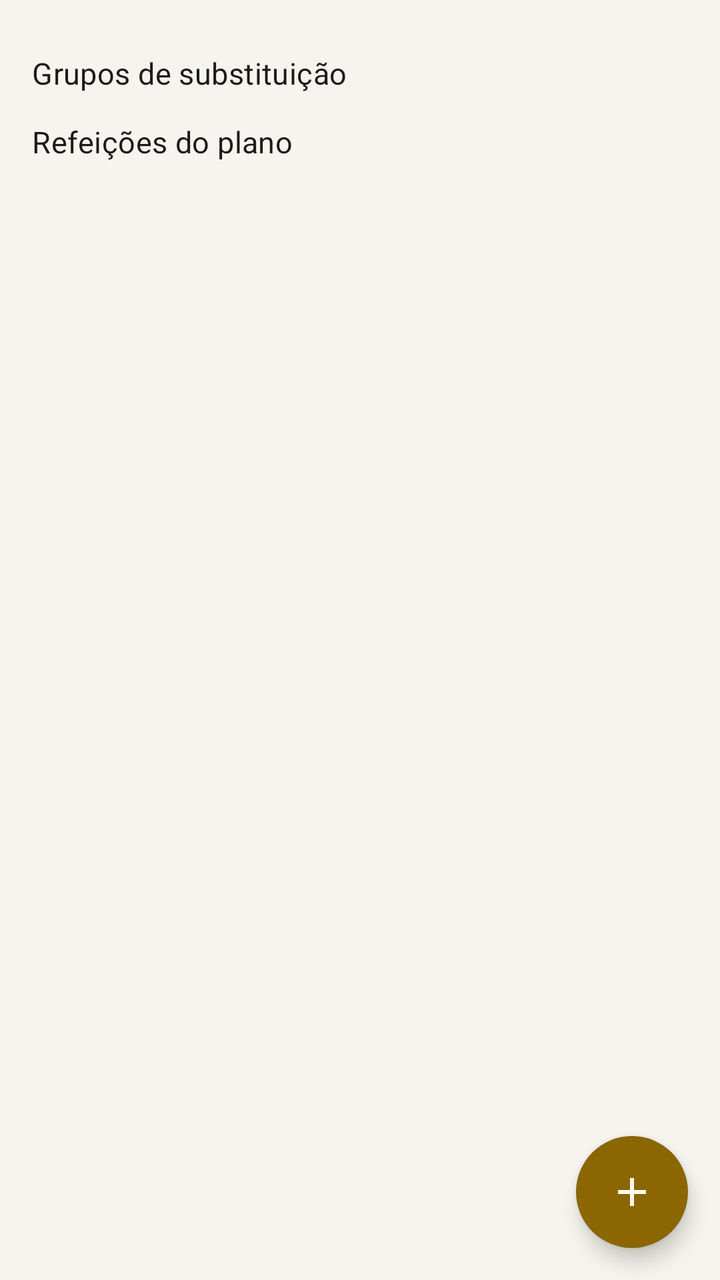
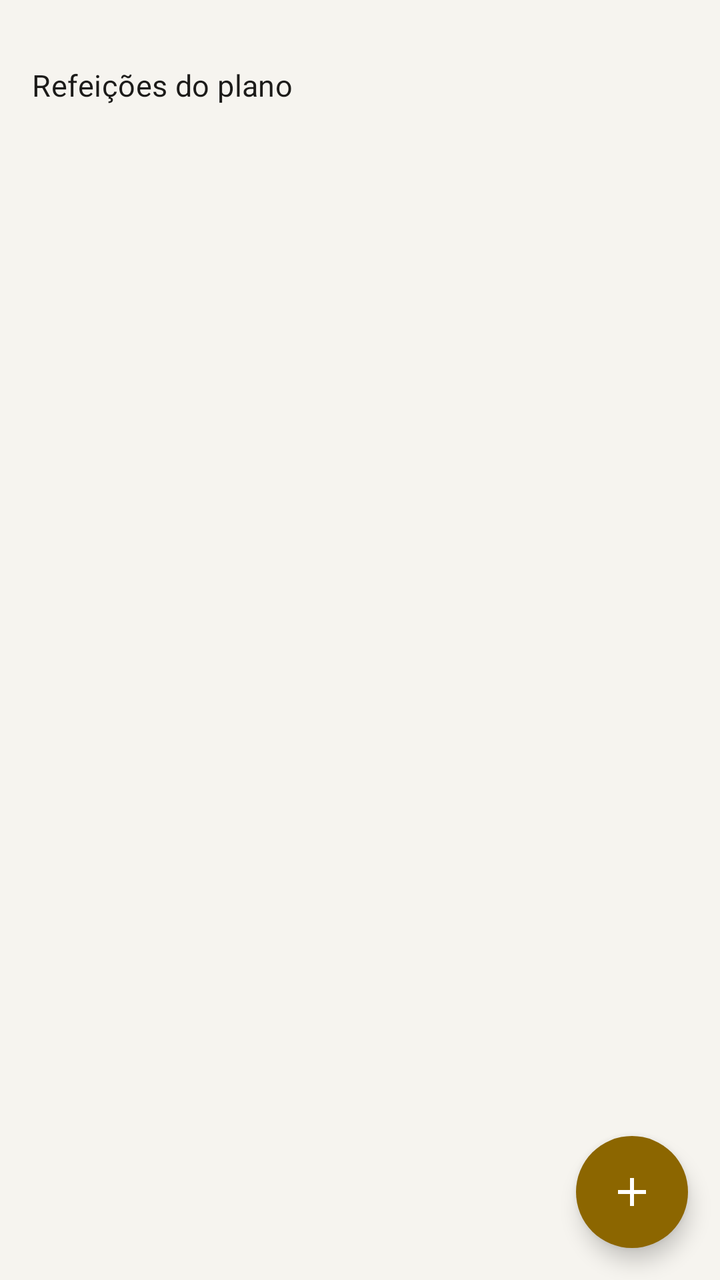

Before-and-after screenshots of an Android layout around one commit, followed by the original layout XML and the change that was made.
<!-- AndroidManifest.xml: application theme Theme.Alfred -->
<!-- res/layout/fragment_diet.xml -->
<?xml version="1.0" encoding="utf-8"?>
<FrameLayout xmlns:android="http://schemas.android.com/apk/res/android"
    xmlns:app="http://schemas.android.com/apk/res-auto"
    android:layout_width="match_parent"
    android:layout_height="match_parent">

    <androidx.core.widget.NestedScrollView
        android:layout_width="match_parent"
        android:layout_height="match_parent">

        <LinearLayout
            android:layout_width="match_parent"
            android:layout_height="wrap_content"
            android:orientation="vertical"
            android:paddingBottom="@dimen/list_bottom_space">

            <TextView
                android:id="@+id/plan_source"
                android:layout_width="match_parent"
                android:layout_height="wrap_content"
                android:paddingHorizontal="@dimen/screen_padding"
                android:paddingTop="2dp"
                android:textAppearance="@style/TextAppearance.Alfred.Caption" />

            
            <com.google.android.material.progressindicator.LinearProgressIndicator
                android:id="@+id/import_progress"
                android:layout_width="match_parent"
                android:layout_height="wrap_content"
                android:layout_marginHorizontal="@dimen/screen_padding"
                android:layout_marginTop="6dp"
                android:indeterminate="true"
                android:visibility="gone" />

            
            <com.google.android.material.card.MaterialCardView
                android:id="@+id/import_card"
                style="?attr/materialCardViewFilledStyle"
                android:layout_width="match_parent"
                android:layout_height="wrap_content"
                android:layout_marginHorizontal="@dimen/screen_padding"
                android:layout_marginTop="8dp"
                android:layout_marginBottom="4dp"
                android:visibility="gone"
                app:cardBackgroundColor="@android:color/transparent">

                <LinearLayout
                    android:layout_width="match_parent"
                    android:layout_height="wrap_content"
                    android:background="@drawable/bg_card_glow"
                    android:orientation="vertical"
                    android:padding="16dp">

                    <LinearLayout
                        android:layout_width="match_parent"
                        android:layout_height="wrap_content"
                        android:gravity="center_vertical"
                        android:orientation="horizontal">

                        <FrameLayout
                            android:layout_width="44dp"
                            android:layout_height="44dp"
                            android:background="@drawable/bg_icon_tile">

                            <ImageView
                                android:layout_width="22dp"
                                android:layout_height="22dp"
                                android:layout_gravity="center"
                                android:importantForAccessibility="no"
                                android:src="@drawable/ic_upload"
                                app:tint="@color/highlight" />
                        </FrameLayout>

                        <TextView
                            android:layout_width="0dp"
                            android:layout_height="wrap_content"
                            android:layout_marginStart="12dp"
                            android:layout_weight="1"
                            android:text="@string/diet_import_title"
                            android:textAppearance="@style/TextAppearance.Alfred.Title" />
                    </LinearLayout>

                    <TextView
                        android:id="@+id/import_text"
                        android:layout_width="match_parent"
                        android:layout_height="wrap_content"
                        android:layout_marginTop="10dp"
                        android:textAppearance="@style/TextAppearance.Alfred.Caption"
                        android:textSize="13sp" />

                    <com.google.android.material.button.MaterialButton
                        android:id="@+id/import_button"
                        android:layout_width="match_parent"
                        android:layout_height="wrap_content"
                        android:layout_marginTop="12dp"
                        android:text="@string/diet_import_button"
                        app:icon="@drawable/ic_upload" />

                    <com.google.android.material.button.MaterialButton
                        android:id="@+id/template_button"
                        style="?attr/materialButtonOutlinedStyle"
                        android:layout_width="match_parent"
                        android:layout_height="wrap_content"
                        android:text="@string/diet_template_button"
                        app:icon="@drawable/ic_download" />
                </LinearLayout>
            </com.google.android.material.card.MaterialCardView>

            
            <HorizontalScrollView
                android:layout_width="match_parent"
                android:layout_height="wrap_content"
                android:scrollbars="none">

                <com.google.android.material.chip.ChipGroup
                    android:id="@+id/chips_actions"
                    android:layout_width="wrap_content"
                    android:layout_height="wrap_content"
                    android:paddingHorizontal="@dimen/screen_padding"
                    app:singleLine="true" />
            </HorizontalScrollView>

            <TextView
                android:id="@+id/groups_title"
                android:layout_width="match_parent"
                android:layout_height="wrap_content"
                android:paddingHorizontal="@dimen/screen_padding"
                android:paddingTop="8dp"
                android:text="@string/diet_groups_title"
                android:textAppearance="@style/TextAppearance.Alfred.Section" />

            
            <HorizontalScrollView
                android:layout_width="match_parent"
                android:layout_height="wrap_content"
                android:scrollbars="none">

                <com.google.android.material.chip.ChipGroup
                    android:id="@+id/chips_groups"
                    android:layout_width="wrap_content"
                    android:layout_height="wrap_content"
                    android:paddingHorizontal="@dimen/screen_padding"
                    app:singleLine="true" />
            </HorizontalScrollView>

            
            <include
                android:id="@+id/plan_error"
                layout="@layout/view_empty_state" />

            <TextView
                android:id="@+id/meals_title"
                android:layout_width="match_parent"
                android:layout_height="wrap_content"
                android:paddingHorizontal="@dimen/screen_padding"
                android:paddingTop="14dp"
                android:text="@string/diet_meals_title"
                android:textAppearance="@style/TextAppearance.Alfred.Section" />

            <androidx.recyclerview.widget.RecyclerView
                android:id="@+id/list"
                android:layout_width="match_parent"
                android:layout_height="wrap_content"
                android:layout_marginTop="4dp"
                android:nestedScrollingEnabled="false"
                android:paddingHorizontal="@dimen/screen_padding"
                app:layoutManager="androidx.recyclerview.widget.LinearLayoutManager" />

            
            <include
                android:id="@+id/meals_empty"
                layout="@layout/view_empty_state" />
        </LinearLayout>
    </androidx.core.widget.NestedScrollView>

    <com.google.android.material.floatingactionbutton.FloatingActionButton
        android:id="@+id/fab"
        android:layout_width="wrap_content"
        android:layout_height="wrap_content"
        android:layout_gravity="bottom|end"
        android:layout_margin="16dp"
        android:contentDescription="@string/meal_new"
        app:srcCompat="@drawable/ic_add" />
</FrameLayout>
<!-- res/layout/view_empty_state.xml (included above) -->
<?xml version="1.0" encoding="utf-8"?>
<LinearLayout xmlns:android="http://schemas.android.com/apk/res/android"
    xmlns:app="http://schemas.android.com/apk/res-auto"
    android:id="@+id/empty_state"
    android:layout_width="match_parent"
    android:layout_height="wrap_content"
    android:gravity="center_horizontal"
    android:orientation="vertical"
    android:paddingHorizontal="32dp"
    android:paddingVertical="28dp"
    android:visibility="gone">

    <FrameLayout
        android:id="@+id/empty_icon_frame"
        android:layout_width="64dp"
        android:layout_height="64dp"
        android:background="@drawable/bg_icon_circle">

        <ImageView
            android:id="@+id/empty_icon"
            android:layout_width="28dp"
            android:layout_height="28dp"
            android:layout_gravity="center"
            android:importantForAccessibility="no"
            app:tint="@color/highlight" />
    </FrameLayout>

    <TextView
        android:id="@+id/empty_title"
        android:layout_width="wrap_content"
        android:layout_height="wrap_content"
        android:layout_marginTop="14dp"
        android:gravity="center"
        android:textAppearance="@style/TextAppearance.Alfred.Title" />

    <TextView
        android:id="@+id/empty_message"
        android:layout_width="wrap_content"
        android:layout_height="wrap_content"
        android:layout_marginTop="4dp"
        android:gravity="center"
        android:textAppearance="@style/TextAppearance.Alfred.Caption" />

    <com.google.android.material.button.MaterialButton
        android:id="@+id/empty_action"
        android:layout_width="wrap_content"
        android:layout_height="wrap_content"
        android:layout_marginTop="14dp"
        android:visibility="gone"
        app:icon="@drawable/ic_add" />
</LinearLayout>
<!-- resources referenced by this layout -->
<resources>
  <color name="highlight">#FF8C6600</color>
  <dimen name="list_bottom_space">96dp</dimen>
  <dimen name="screen_padding">16dp</dimen>
  <!-- drawable bg_icon_circle (drawable) -->
  <?xml version="1.0" encoding="utf-8"?>
  <shape xmlns:android="http://schemas.android.com/apk/res/android" android:shape="oval">
      <solid android:color="@color/gold_container" />
      <stroke android:width="1.5dp" android:color="@color/highlight" />
  </shape>
  <!-- drawable bg_icon_tile (drawable) -->
  <?xml version="1.0" encoding="utf-8"?>
  <shape xmlns:android="http://schemas.android.com/apk/res/android" android:shape="rectangle">
      <corners android:radius="@dimen/radius_control" />
      <solid android:color="@color/gold_container" />
  </shape>
  <string name="diet_groups_title">Grupos de substituição</string>
  <string name="diet_import_button">Importar planilha (.xlsx)</string>
  <string name="diet_import_title">Importe o seu plano alimentar</string>
  <string name="diet_meals_title">Refeições do plano</string>
  <string name="diet_template_button">Baixar template Excel</string>
  <string name="meal_new">Nova refeição</string>
  <style name="TextAppearance.Alfred.Caption" parent="TextAppearance.Material3.BodySmall">
          <item name="android:textColor">@color/text_secondary</item>
          <item name="android:textSize">12sp</item>
      </style>
  <style name="TextAppearance.Alfred.Section" parent="TextAppearance.Material3.TitleMedium">
          <item name="android:fontFamily">sans-serif-medium</item>
          <item name="android:textColor">@color/text_primary</item>
          <item name="android:textSize">15sp</item>
      </style>
  <style name="TextAppearance.Alfred.Title" parent="TextAppearance.Material3.TitleMedium">
          <item name="android:fontFamily">sans-serif-medium</item>
          <item name="android:textColor">@color/text_primary</item>
          <item name="android:textSize">16sp</item>
      </style>
  <dimen name="radius_card">18dp</dimen>
  <color name="graphite_light">#FFFFFFFF</color>
  <color name="glow_card">#128C6600</color>
  <color name="glow_end">#008C6600</color>
  <color name="gold_container">#FFF8EFD4</color>
  <dimen name="radius_control">12dp</dimen>
  <color name="text_secondary">#FF5F5D58</color>
  <color name="text_primary">#FF1C1B19</color>
  <color name="on_highlight">#FFFFFFFF</color>
  <color name="info">#FF1F6FB8</color>
  <color name="on_accent">#FFFFFFFF</color>
  <color name="study">@color/highlight</color>
  <color name="error">#FFC62F35</color>
  <color name="black">#FFF6F4EF</color>
  <color name="graphite">#FFFBFAF7</color>
  <color name="graphite_lighter">#FFE9E6DF</color>
  <color name="outline">#FFE0DCD3</color>
  <style name="Widget.Alfred.FAB" parent="Widget.Material3.FloatingActionButton.Primary">
          <item name="backgroundTint">@color/highlight</item>
          <item name="tint">@color/on_highlight</item>
          <item name="shapeAppearanceOverlay">@style/ShapeAppearance.Alfred.Circle</item>
      </style>
  <style name="ThemeOverlay.Alfred.Dialog" parent="ThemeOverlay.Material3.MaterialAlertDialog">
          <item name="colorSurface">@color/graphite_light</item>
          <item name="colorSurfaceContainerHigh">@color/graphite_light</item>
          <item name="elevationOverlayEnabled">false</item>
      </style>
  <style name="ThemeOverlay.Alfred.BottomSheet" parent="ThemeOverlay.Material3.BottomSheetDialog">
          <item name="colorSurface">@color/graphite</item>
          <item name="colorSurfaceContainerLow">@color/graphite</item>
          <item name="elevationOverlayEnabled">false</item>
      </style>
  <style name="ShapeAppearance.Alfred.Circle" parent="">
          <item name="cornerFamily">rounded</item>
          <item name="cornerSize">50%</item>
      </style>
  <!-- unchanged entries left out for length: 11 -->
</resources>

<!-- the commit's change to res/layout/fragment_diet.xml (unified diff, before → after) -->
@@ -114,29 +114,6 @@
 
                 <com.google.android.material.chip.ChipGroup
                     android:id="@+id/chips_actions"
-                    android:layout_width="wrap_content"
-                    android:layout_height="wrap_content"
-                    android:paddingHorizontal="@dimen/screen_padding"
-                    app:singleLine="true" />
-            </HorizontalScrollView>
-
-            <TextView
-                android:id="@+id/groups_title"
-                android:layout_width="match_parent"
-                android:layout_height="wrap_content"
-                android:paddingHorizontal="@dimen/screen_padding"
-                android:paddingTop="8dp"
-                android:text="@string/diet_groups_title"
-                android:textAppearance="@style/TextAppearance.Alfred.Section" />
-
-            
-            <HorizontalScrollView
-                android:layout_width="match_parent"
-                android:layout_height="wrap_content"
-                android:scrollbars="none">
-
-                <com.google.android.material.chip.ChipGroup
-                    android:id="@+id/chips_groups"
                     android:layout_width="wrap_content"
                     android:layout_height="wrap_content"
                     android:paddingHorizontal="@dimen/screen_padding"
@@ -196,7 +173,6 @@
     android:visibility="gone">
 
     <FrameLayout
-        android:id="@+id/empty_icon_frame"
         android:layout_width="64dp"
         android:layout_height="64dp"
         android:background="@drawable/bg_icon_circle">
<!-- resource entries referenced after the edit -->
@@ -15,7 +15,6 @@
       <corners android:radius="@dimen/radius_control" />
       <solid android:color="@color/gold_container" />
   </shape>
-  <string name="diet_groups_title">Grupos de substituição</string>
   <string name="diet_import_button">Importar planilha (.xlsx)</string>
   <string name="diet_import_title">Importe o seu plano alimentar</string>
   <string name="diet_meals_title">Refeições do plano</string>
